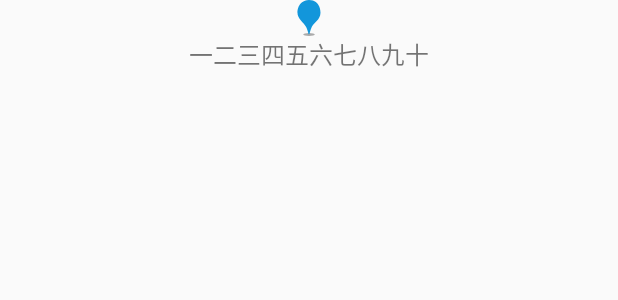
After one commit to robotautomatic/amap_historical_building, an Android app: the layout custom_marker.xml on its own in the app's theme, with its tools: preview values and no code run, on a phone screen of 412 x 824 dp. The commit adds this screen. Shown: the top 300 px of the screen. Run offline under Robolectric (Android 15) with nearby library versions, the light colour scheme and no system bars.

```diff
--- a/app/build.gradle
+++ b/app/build.gradle
@@ -74,10 +74,12 @@ dependencies {
     implementation 'androidx.recyclerview:recyclerview:1.1.0'
     implementation 'com.google.android.material:material:1.1.0'
     implementation 'com.github.bumptech.glide:glide:4.11.0'
+    implementation 'com.github.bumptech.glide:annotations:4.11.0'
     annotationProcessor 'com.github.bumptech.glide:compiler:4.11.0'
     //okHttp
-    implementation("com.squareup.okhttp3:okhttp:4.9.0")
+    implementation 'com.squareup.okhttp3:mockwebserver:4.9.0'
     implementation "com.github.bumptech.glide:okhttp3-integration:4.11.0"
+
 
     //volley依赖
     implementation 'com.mcxiaoke.volley:library:1.0.19'
--- /dev/null
+++ b/app/src/main/res/drawable/custom_point.xml
@@ -0,0 +1,5 @@
+<vector android:height="24dp" android:viewportHeight="1024"
+    android:viewportWidth="1024" android:width="24dp" xmlns:android="http://schemas.android.com/apk/res/android">
+    <path android:fillColor="#AAAAAA" android:pathData="M347.54,980.37a164.89,43.63 0,1 0,329.78 0,164.89 43.63,0 1,0 -329.78,0Z"/>
+    <path android:fillColor="#1296db" android:pathData="M523.4,970.11c14.67,-29.33 16.77,-92.81 69.29,-205.95 62.88,-135.41 240.6,-190.56 247.11,-409.24 0,0 6.97,-347.21 -324.1,-354.7h-0.1c-2.38,0 -4.6,-0.21 -7.16,-0.21v0.4C171.1,21.17 184.3,356.81 184.3,356.81 178.81,525.49 371.47,657.82 430.95,766.08c22.93,41.73 58.05,155.41 69.64,207.22"/>
+</vector>
--- a/app/src/main/res/layout/activity_main.xml
+++ b/app/src/main/res/layout/activity_main.xml
@@ -36,6 +36,8 @@
                   android:gravity="right"
                   android:orientation="vertical">
 
+        <ImageView android:layout_width="wrap_content" android:layout_height="wrap_content"
+                   android:id="@+id/imageeeee"/>
         <com.xuexiang.xui.widget.textview.supertextview.SuperButton
                 style="@style/SuperButton.Blue"
                 android:text=""
--- /dev/null
+++ b/app/src/main/res/layout/custom_marker.xml
@@ -0,0 +1,18 @@
+<?xml version="1.0" encoding="utf-8"?>
+<LinearLayout xmlns:android="http://schemas.android.com/apk/res/android"
+              android:layout_width="match_parent"
+              android:layout_height="match_parent" xmlns:app="http://schemas.android.com/apk/res-auto"
+              android:orientation="vertical">
+    <ImageView android:layout_width="wrap_content" android:layout_height="wrap_content"
+               android:src="@drawable/custom_point"
+               android:id="@+id/custom_point"
+               android:layout_gravity="center"
+    />
+    <TextView android:layout_width="wrap_content" android:layout_height="wrap_content"
+              android:layout_gravity="center"
+              android:textSize="16dp"
+              android:inputType="textMultiLine"
+              android:maxLines="2"
+              android:text="一二三四五六七八九十"/>
+
+</LinearLayout>
```
Also changed, not shown: app/src/main/java/com/hyht/amap_historical_building/GlideModule.java (added, +22 -0 lines), app/src/main/java/com/hyht/amap_historical_building/MainActivity.java (+11 -10 lines), app/src/main/java/com/hyht/amap_historical_building/adapter/PreviewRecycleAdapter.java (+8 -9 lines), 1 other file.
